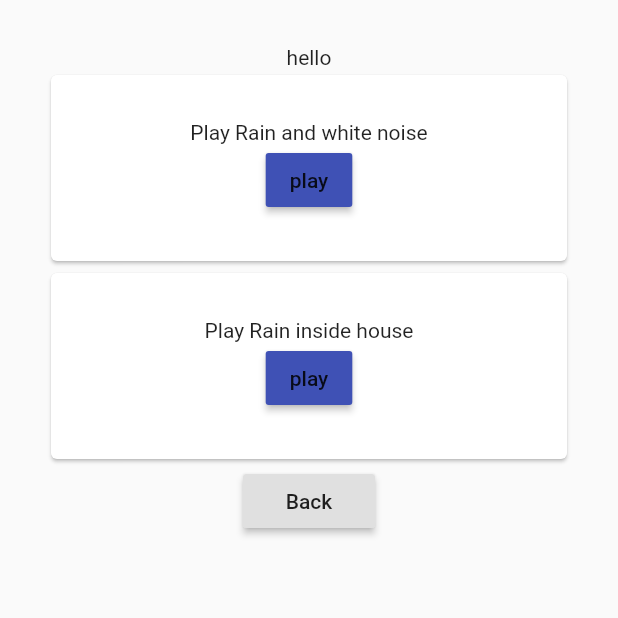
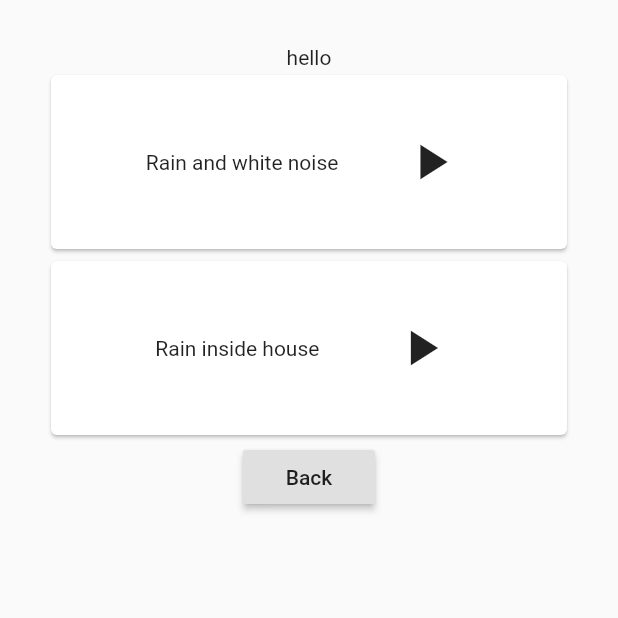
Before and after one commit to RohanGautam/snoozy, a Flutter app: the screen it shows after launch, after a tap on the "arrow forward" icon, on a phone screen of 412 x 824 dp, the top half of it. Run offline on Flutter 3.47's test engine with Material 2 defaults, Android fonts, the phone set to English and light mode, and no system bars; our stand-ins replace audioplayers, dynamic_theme, shared_preferences.

Commit message:
more organized time stuff Icons for play/pause

```diff
--- a/lib/main.dart
+++ b/lib/main.dart
@@ -101,7 +101,24 @@ class _MyHomePageState extends State<MyHomePage> {
   Widget sleepCard(DateTime time) {
     String currentTimeStr = DateFormat('kk:mm').format(now);
     List<DateTime> timesToWake = _sleepTimeLogic(time);
-    var timeStyle = TextStyle(fontSize: 40);
+
+    Widget _timeStringsWidget(){
+      var w1 =Text("${DateFormat('kk:mm').format(timesToWake[0])}", style: TextStyle(fontSize: 40, color: Color.fromRGBO(168, 39, 254, 1)));
+      var w2 =Text("${DateFormat('kk:mm').format(timesToWake[1])}", style: TextStyle(fontSize: 40, color: Color.fromRGBO(154, 39, 254, 1)));
+      var w3 =Text("${DateFormat('kk:mm').format(timesToWake[2])}", style: TextStyle(fontSize: 40, color: Color.fromRGBO(150, 105, 254, 1)));
+      var w4 =Text("${DateFormat('kk:mm').format(timesToWake[3])}", style: TextStyle(fontSize: 40, color: Color.fromRGBO(140, 140, 255, 1)));
+      var w5 =Text("${DateFormat('kk:mm').format(timesToWake[4])}", style: TextStyle(fontSize: 40, color: Color.fromRGBO(187, 187, 255, 1)));
+      var w6 =Text("${DateFormat('kk:mm').format(timesToWake[5])}", style: TextStyle(fontSize: 40, color: Color.fromRGBO(143, 254, 221, 1)));
+
+      var orWidget = Text("or", style: TextStyle(fontStyle: FontStyle.italic));
+      return Column(
+        children: <Widget>[
+          Row(mainAxisAlignment: MainAxisAlignment.spaceEvenly, children: <Widget>[w1, orWidget, w2]),
+          Row(mainAxisAlignment: MainAxisAlignment.spaceEvenly, children: <Widget>[w3, orWidget, w4]),
+          Row(mainAxisAlignment: MainAxisAlignment.spaceEvenly, children: <Widget>[w5, orWidget, w6])
+        ],
+      );
+    }
 
     return Container(
       padding: EdgeInsets.only(left: 20, right: 20),
@@ -113,18 +130,19 @@ class _MyHomePageState extends State<MyHomePage> {
               Text(
                 "If you sleep now($currentTimeStr), wake up at",
               ),
-              Text(
-                "${DateFormat('kk:mm').format(timesToWake[0])}, ${DateFormat('kk:mm').format(timesToWake[1])}",
-                style: timeStyle,
-              ),
-              Text(
-                " ${DateFormat('kk:mm').format(timesToWake[2])}, ${DateFormat('kk:mm').format(timesToWake[3])}",
-                style: timeStyle,
-              ),
-              Text(
-                "${DateFormat('kk:mm').format(timesToWake[4])}, ${DateFormat('kk:mm').format(timesToWake[5])}",
-                style: timeStyle,
-              ),
+              _timeStringsWidget(),
+              // Text(
+              //   "${DateFormat('kk:mm').format(timesToWake[0])}, ${DateFormat('kk:mm').format(timesToWake[1])}",
+              //   style: TextStyle(fontSize: 40, color: Color.fromRGBO(168, 39, 254, 1)),
+              // ),
+              // Text(
+              //   " ${DateFormat('kk:mm').format(timesToWake[2])}, ${DateFormat('kk:mm').format(timesToWake[3])}",
+              //   style: TextStyle(fontSize: 40, color: Color.fromRGBO(140, 140, 255, 1)),
+              // ),
+              // Text(
+              //   "${DateFormat('kk:mm').format(timesToWake[4])}, ${DateFormat('kk:mm').format(timesToWake[5])}",
+              //   style: TextStyle(fontSize: 40, color: Color.fromRGBO(143, 254, 221, 1)),
+              // ),
               Row(
                 mainAxisAlignment: MainAxisAlignment.end,
                 children: <Widget>[
--- a/lib/sounds.dart
+++ b/lib/sounds.dart
@@ -36,21 +36,22 @@ class _SoundsState extends State<Sounds> {
     Navigator.pop(context, sendThisData);
   }
 
-  String updatePlayerText(bool isPlaying, String currentTrackName, String fileName) {
+  updatePlayerIcon(bool isPlaying, String currentTrackName, String fileName) {
     print("$currentTrackName and $fileName");
     // return isPlaying ? "pause": "play";
+    var play=Icon(Icons.play_arrow); //"play"
+    var pause= Icon(Icons.pause); //"pause"
     if(currentTrackName==null || !isPlaying){
-        return "play";
+        return play;
       }
     if(isPlaying){
       if (currentTrackName==fileName){// look at current tracknme
-        return "pause";
+        return pause;
       }
       else{
-        return "play";
+        return play;
       }
     }
-    return("nothing");
   }
 
   toggleAudio(String fileName) async {
@@ -90,17 +91,24 @@ class _SoundsState extends State<Sounds> {
     Card(
       child: Container(
         padding: EdgeInsets.all(30),
-        child: Column(
+        child: Row(
+          mainAxisAlignment: MainAxisAlignment.spaceEvenly,
           children: <Widget>[
-            Text('Play $trackName'),
-            ButtonTheme(
-              minWidth: 48.0,
-              child: RaisedButton(
-                //currenttrackname is initially null
-                child: Text(updatePlayerText(isPlaying, currentTrackName, fileName)),
-                onPressed: () => toggleAudio(fileName),
-              ),
+            Text('$trackName'),
+            IconButton(
+              icon: updatePlayerIcon(isPlaying, currentTrackName, fileName),
+              iconSize: 40,
+              tooltip: "Toggle audio for this track",
+              onPressed: ()=> toggleAudio(fileName),
             ),
+            // ButtonTheme(
+            //   minWidth: 48.0,
+            //   child: RaisedButton(
+            //     //currenttrackname is initially null
+            //     child: Text(updatePlayerText(isPlaying, currentTrackName, fileName)),
+            //     onPressed: () => toggleAudio(fileName),
+            //   ),
+            // ),
           ],
         ),
       ),
```
